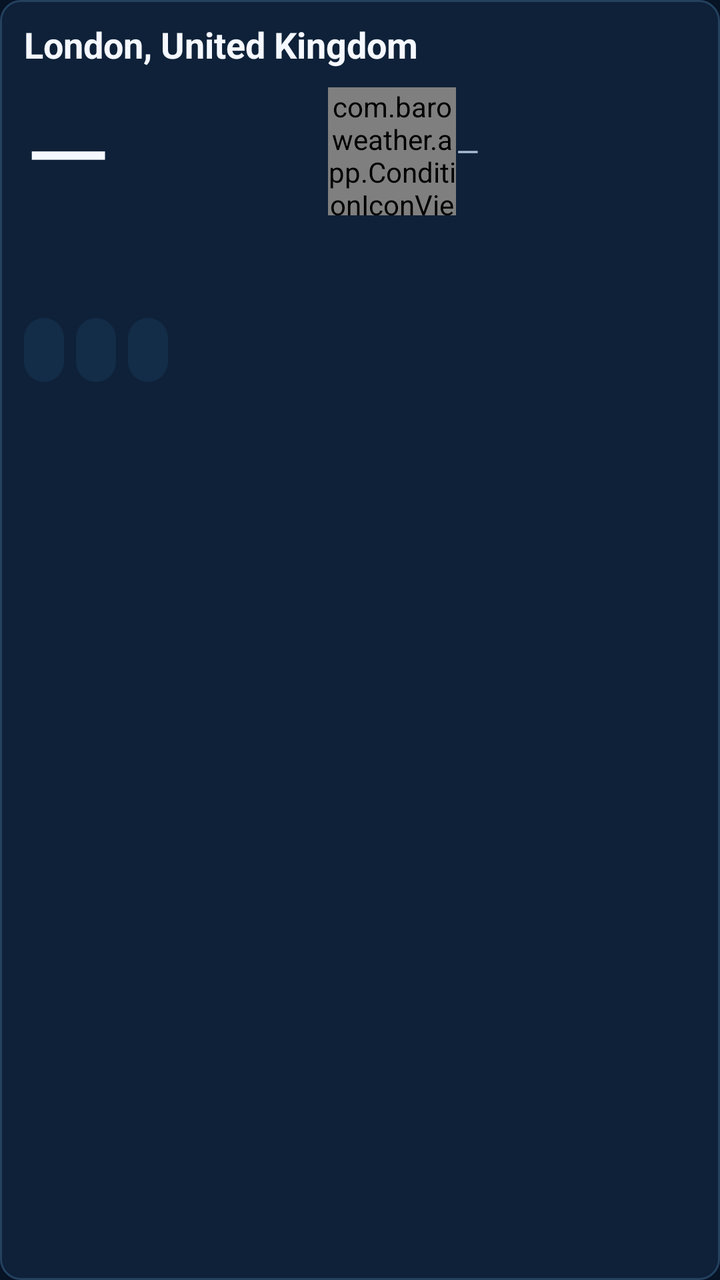
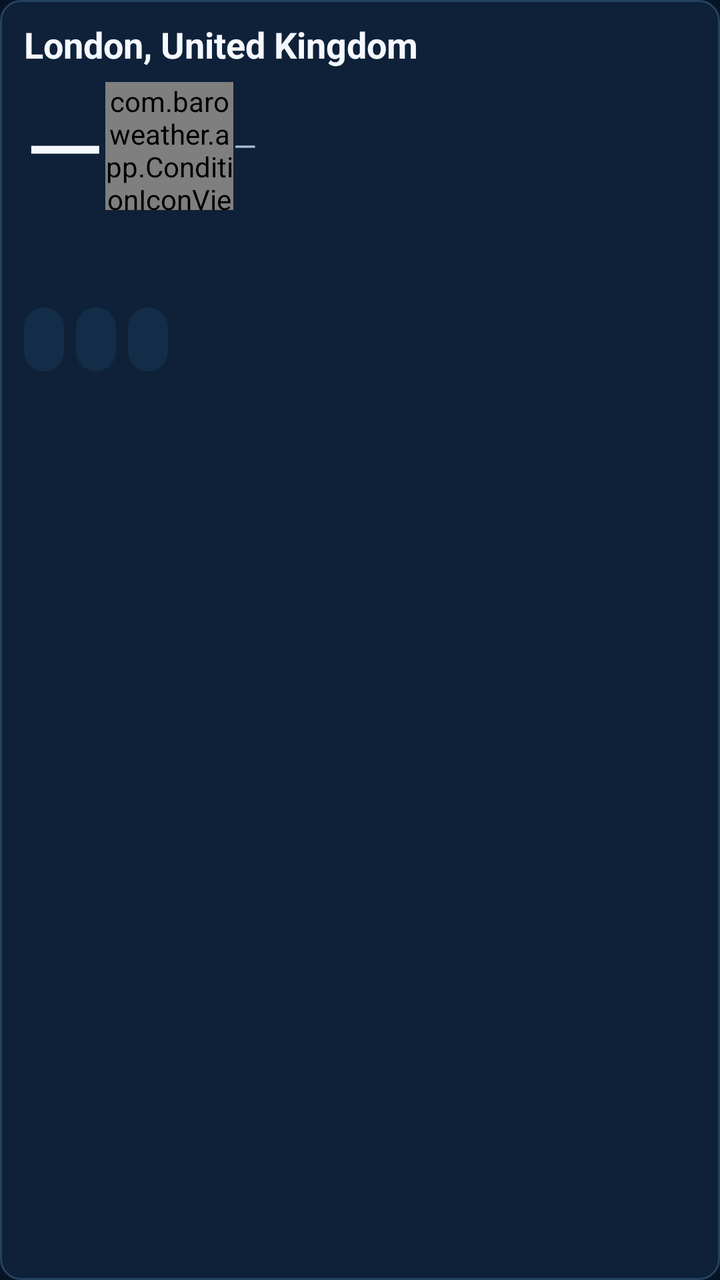

Compare the two renders of this Android layout. The source of the first and the diff that turns it into the second are given below.
<!-- AndroidManifest.xml: application theme AppTheme -->
<!-- res/layout/hero_card.xml -->
<?xml version="1.0" encoding="utf-8"?>
<LinearLayout xmlns:android="http://schemas.android.com/apk/res/android"
    android:layout_width="match_parent" android:layout_height="wrap_content"
    android:orientation="vertical" android:background="@drawable/bg_card"
    android:layout_marginBottom="12dp">

    <TextView android:id="@+id/place_name" android:layout_width="match_parent"
        android:layout_height="wrap_content" android:text="@string/default_place"
        android:textSize="18sp" android:textStyle="bold" android:textColor="?attr/bwTextPrimary" />

    <LinearLayout android:layout_width="match_parent" android:layout_height="wrap_content"
        android:orientation="horizontal" android:gravity="center_vertical"
        android:layout_marginTop="4dp">

        <TextView android:id="@+id/temperature" android:layout_width="0dp"
            android:layout_height="wrap_content" android:layout_weight="1"
            android:text="@string/unknown" android:textSize="56sp"
            android:textColor="?attr/bwTextPrimary" />

        <com.baroweather.app.ConditionIconView android:id="@+id/hero_icon"
            android:layout_width="64dp" android:layout_height="64dp" />

        <TextView android:id="@+id/condition" android:layout_width="120dp"
            android:layout_height="wrap_content" android:text="@string/unknown"
            android:textSize="15sp" android:textColor="?attr/bwTextSecondary"
            android:maxLines="3" />
    </LinearLayout>

    <TextView android:id="@+id/feels_like" android:layout_width="match_parent"
        android:layout_height="wrap_content" android:textColor="?attr/bwTextSecondary"
        android:textSize="14sp" />

    <TextView android:id="@+id/high_low" android:layout_width="match_parent"
        android:layout_height="wrap_content" android:textColor="?attr/bwTextSecondary"
        android:textSize="14sp" />

    <LinearLayout android:layout_width="match_parent" android:layout_height="wrap_content"
        android:orientation="horizontal" android:layout_marginTop="8dp">

        <TextView android:id="@+id/rain_chip" style="@style/ChipText"
            android:layout_width="wrap_content" android:layout_height="wrap_content"
            android:layout_marginRight="6dp" android:textColor="?attr/bwAccent" />

        <TextView android:id="@+id/uv_chip" style="@style/ChipText"
            android:layout_width="wrap_content" android:layout_height="wrap_content"
            android:layout_marginRight="6dp" android:textColor="?attr/bwWarm" />

        <TextView android:id="@+id/wind_chip" style="@style/ChipText"
            android:layout_width="wrap_content" android:layout_height="wrap_content"
            android:textColor="?attr/bwTextPrimary" />
    </LinearLayout>
</LinearLayout>
<!-- resources referenced by this layout -->
<resources>
  <!-- drawable bg_card (drawable) -->
  <?xml version="1.0" encoding="utf-8"?>
  <shape xmlns:android="http://schemas.android.com/apk/res/android" android:shape="rectangle">
      <solid android:color="?attr/bwSurface" />
      <stroke android:width="1dp" android:color="?attr/bwDivider" />
      <corners android:radius="10dp" />
      <padding android:left="12dp" android:top="10dp" android:right="12dp" android:bottom="10dp" />
  </shape>
  <string name="default_place">London, United Kingdom</string>
  <string name="unknown">—</string>
  <style name="ChipText">
          <item name="android:textSize">12sp</item>
          <item name="android:paddingLeft">10dp</item>
          <item name="android:paddingRight">10dp</item>
          <item name="android:paddingTop">4dp</item>
          <item name="android:paddingBottom">4dp</item>
          <item name="android:background">@drawable/bg_chip</item>
          <item name="android:minHeight">32dp</item>
          <item name="android:gravity">center</item>
      </style>
  <style name="AppTheme" parent="@android:style/Theme.Material.NoActionBar">
          <item name="android:windowBackground">@color/bg</item>
          <item name="android:colorAccent">@color/accent</item>
          <item name="android:textColorPrimary">@color/text_primary</item>
          <item name="android:textColorSecondary">@color/text_secondary</item>
          <item name="android:windowLightStatusBar">false</item>
          <item name="bwBackground">@color/bg</item>
          <item name="bwSurface">@color/surface</item>
          <item name="bwSurfaceRaised">@color/surface_raised</item>
          <item name="bwDivider">@color/divider</item>
          <item name="bwTextPrimary">@color/text_primary</item>
          <item name="bwTextSecondary">@color/text_secondary</item>
          <item name="bwAccent">@color/accent</item>
          <item name="bwWarm">@color/warm</item>
          <item name="bwAlert">@color/alert</item>
          <item name="bwAlertDeep">@color/alert_deep</item>
          <item name="bwOk">@color/ok</item>
      </style>
  <!-- drawable bg_chip (drawable) -->
  <?xml version="1.0" encoding="utf-8"?>
  <shape xmlns:android="http://schemas.android.com/apk/res/android" android:shape="rectangle">
      <solid android:color="?attr/bwSurfaceRaised" />
      <corners android:radius="16dp" />
  </shape>
  <color name="bg">#071426</color>
  <color name="accent">#45D6E6</color>
  <color name="text_primary">#F5F8FF</color>
  <color name="text_secondary">#A8BDD4</color>
  <color name="surface">#0E2138</color>
  <color name="surface_raised">#132C48</color>
  <color name="divider">#24415F</color>
  <color name="warm">#FFB454</color>
  <color name="alert">#D93025</color>
  <color name="alert_deep">#7F1410</color>
  <color name="ok">#2E7D5B</color>
</resources>

<!-- the commit's change to res/layout/hero_card.xml (unified diff, before → after) -->
@@ -12,18 +12,19 @@
         android:orientation="horizontal" android:gravity="center_vertical"
         android:layout_marginTop="4dp">
 
-        <TextView android:id="@+id/temperature" android:layout_width="0dp"
-            android:layout_height="wrap_content" android:layout_weight="1"
-            android:text="@string/unknown" android:textSize="56sp"
+        <TextView android:id="@+id/temperature" android:layout_width="wrap_content"
+            android:layout_height="wrap_content" android:maxLines="1"
+            android:text="@string/unknown" android:textSize="52sp"
             android:textColor="?attr/bwTextPrimary" />
 
         <com.baroweather.app.ConditionIconView android:id="@+id/hero_icon"
             android:layout_width="64dp" android:layout_height="64dp" />
 
-        <TextView android:id="@+id/condition" android:layout_width="120dp"
-            android:layout_height="wrap_content" android:text="@string/unknown"
-            android:textSize="15sp" android:textColor="?attr/bwTextSecondary"
-            android:maxLines="3" />
+        <TextView android:id="@+id/condition" android:layout_width="0dp"
+            android:layout_height="wrap_content" android:layout_weight="1"
+            android:text="@string/unknown" android:textSize="15sp"
+            android:textColor="?attr/bwTextSecondary"
+            android:maxLines="2" android:ellipsize="end" />
     </LinearLayout>
 
     <TextView android:id="@+id/feels_like" android:layout_width="match_parent"
@@ -39,14 +40,16 @@
 
         <TextView android:id="@+id/rain_chip" style="@style/ChipText"
             android:layout_width="wrap_content" android:layout_height="wrap_content"
-            android:layout_marginRight="6dp" android:textColor="?attr/bwAccent" />
+            android:layout_marginRight="6dp" android:maxLines="1"
+            android:textColor="?attr/bwAccent" />
 
         <TextView android:id="@+id/uv_chip" style="@style/ChipText"
             android:layout_width="wrap_content" android:layout_height="wrap_content"
-            android:layout_marginRight="6dp" android:textColor="?attr/bwWarm" />
+            android:layout_marginRight="6dp" android:maxLines="1"
+            android:textColor="?attr/bwWarm" />
 
         <TextView android:id="@+id/wind_chip" style="@style/ChipText"
             android:layout_width="wrap_content" android:layout_height="wrap_content"
-            android:textColor="?attr/bwTextPrimary" />
+            android:maxLines="1" android:textColor="?attr/bwTextPrimary" />
     </LinearLayout>
 </LinearLayout>
